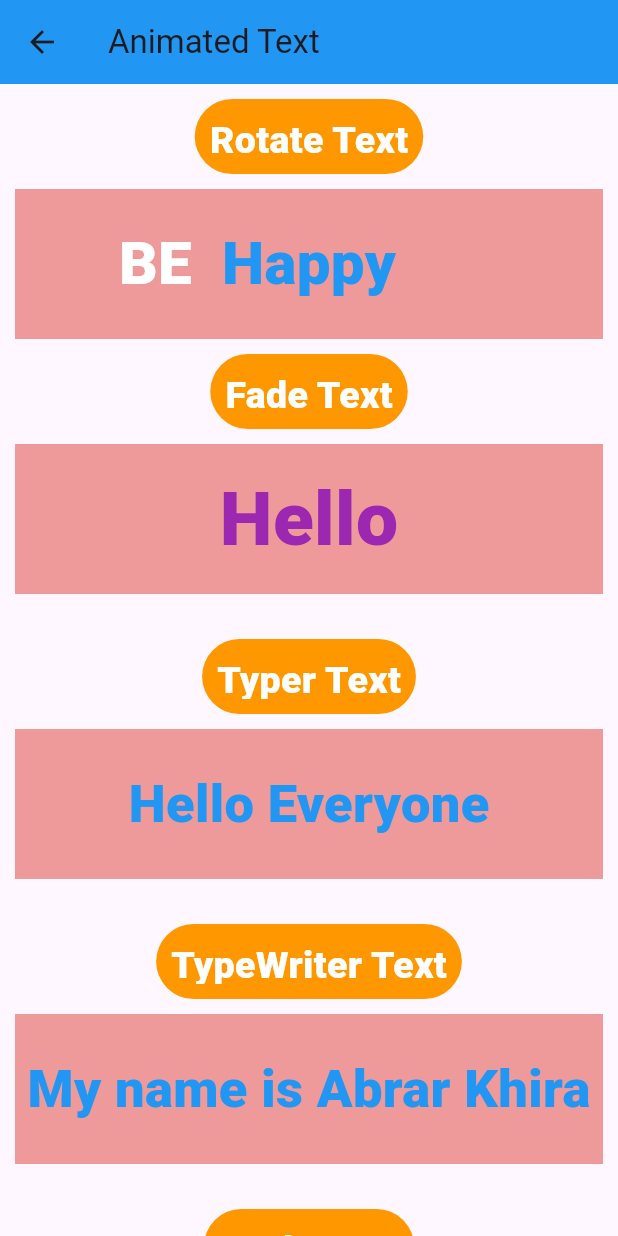
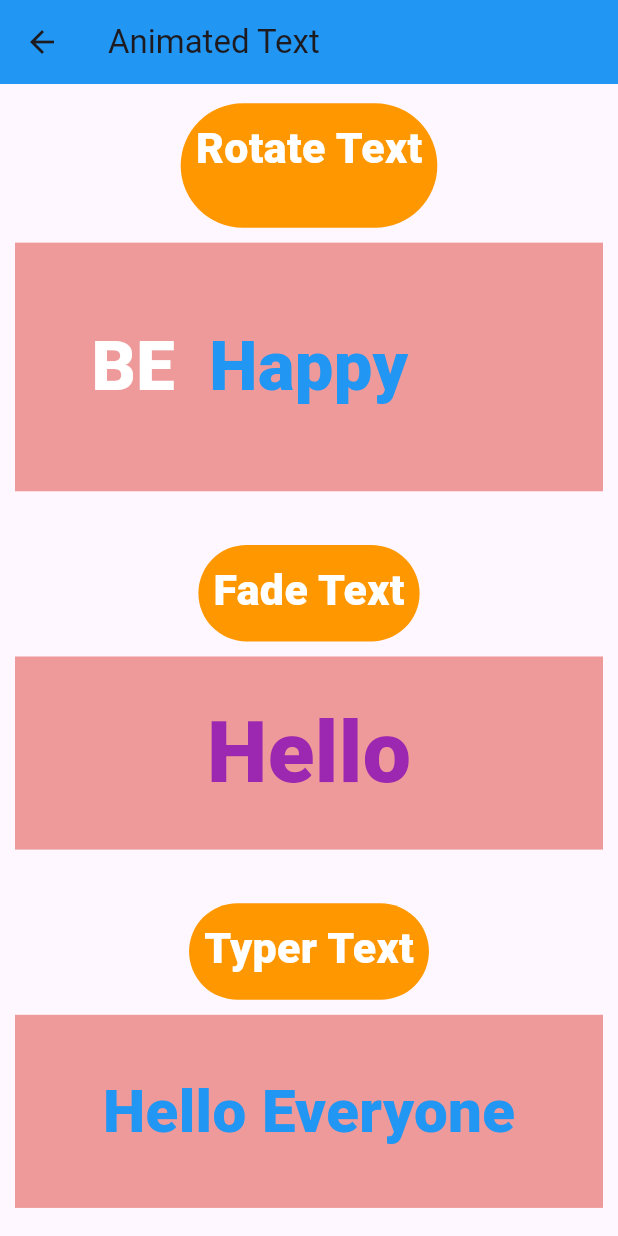
Before and after one commit to AbrarSumra/all_widgets_of_flutter, a Flutter app: the AnimatedTextScreen screen opened directly, on a phone screen of 412 x 824 dp. Run offline on Flutter 3.47's test engine with Material 2 defaults, Android fonts, the light colour scheme and no system bars; drawn by our look-alikes of animated_text_kit; our stand-ins replace flutter_screenutil, google_fonts, lottie, page_transition; missing offline and left inert: dart:ffi; Roboto replaces fonts that are missing (Adamina).

Commit message:
somethings modifications

```diff
--- a/lib/basic_widgets/alphabetical_list.dart
+++ b/lib/basic_widgets/alphabetical_list.dart
@@ -26,10 +26,9 @@ class _AlphabeticalListState extends State<AlphabeticalList> {
     "Payal",
     "Abrar",
     "Jagulii",
-    "Khushi",
+    "Thushi",
     "Maya",
     "Hiral",
-    "Aasha",
     "Chandrika",
     "Mansi",
   ];
--- a/lib/basic_widgets/radio_checkbox_button.dart
+++ b/lib/basic_widgets/radio_checkbox_button.dart
@@ -25,7 +25,8 @@ class _RadioCheckBoxState extends State<RadioCheckBox> {
         title: const Text("Radio-CheckBox"),
         backgroundColor: Colors.blue,
       ),
-      body: Center(
+      body: SingleChildScrollView(
+        child: Center(
           child: Column(
             children: [
               Checkbox(
@@ -184,6 +185,7 @@ class _RadioCheckBoxState extends State<RadioCheckBox> {
             ],
           ),
         ),
+      ),
     );
   }
 }
--- a/lib/basic_widgets/screen_for_basic_widgets/animated_text.dart
+++ b/lib/basic_widgets/screen_for_basic_widgets/animated_text.dart
@@ -1,5 +1,6 @@
 import 'package:animated_text_kit/animated_text_kit.dart';
 import 'package:flutter/material.dart';
+import 'package:flutter_screenutil/flutter_screenutil.dart';
 import 'package:google_fonts/google_fonts.dart';
 
 class AnimatedTextScreen extends StatelessWidget {
@@ -25,18 +26,18 @@ class AnimatedTextScreen extends StatelessWidget {
       body: SingleChildScrollView(
         child: Column(
           children: [
-            const SizedBox(height: 10),
+            SizedBox(height: 10.h),
             Container(
-              height: 50,
+              height: 50.h.h,
               padding: const EdgeInsets.all(10),
               decoration: BoxDecoration(
                 color: Colors.orange,
                 borderRadius: BorderRadius.circular(50),
               ),
-              child: const Text(
+              child: Text(
                 "Rotate Text",
                 style: TextStyle(
-                  fontSize: 25,
+                  fontSize: 25.sp,
                   color: Colors.white,
                   fontWeight: FontWeight.w900,
                 ),
@@ -44,23 +45,23 @@ class AnimatedTextScreen extends StatelessWidget {
             ),
             Container(
               width: double.infinity,
-              height: 100,
+              height: 100.h.h,
               margin: const EdgeInsets.all(10),
               color: Colors.red.shade200,
               child: Row(
                 mainAxisAlignment: MainAxisAlignment.center,
                 children: [
-                  const Text(
+                  Text(
                     "BE",
                     style: TextStyle(
-                      fontSize: 40,
+                      fontSize: 40.sp,
                       color: Colors.white,
                       fontWeight: FontWeight.w900,
                     ),
                   ),
-                  const SizedBox(width: 20),
+                  SizedBox(width: 20.w),
                   SizedBox(
-                    width: 185,
+                    width: 185.w,
                     child: Row(
                       children: [
                         AnimatedTextKit(
@@ -69,7 +70,7 @@ class AnimatedTextScreen extends StatelessWidget {
                             RotateAnimatedText(
                               "Happy",
                               textStyle: GoogleFonts.adamina(
-                                fontSize: 40,
+                                fontSize: 40.sp,
                                 color: Colors.blue,
                                 fontWeight: FontWeight.w900,
                               ),
@@ -77,7 +78,7 @@ class AnimatedTextScreen extends StatelessWidget {
                             RotateAnimatedText(
                               "Awesome",
                               textStyle: GoogleFonts.adamina(
-                                fontSize: 40,
+                                fontSize: 40.sp,
                                 color: Colors.blue,
                                 fontWeight: FontWeight.w900,
                               ),
@@ -85,7 +86,7 @@ class AnimatedTextScreen extends StatelessWidget {
                             RotateAnimatedText(
                               "Careful",
                               textStyle: GoogleFonts.adamina(
-                                fontSize: 40,
+                                fontSize: 40.sp,
                                 color: Colors.blue,
                                 fontWeight: FontWeight.w900,
                               ),
@@ -93,7 +94,7 @@ class AnimatedTextScreen extends StatelessWidget {
                             RotateAnimatedText(
                               "Ready",
                               textStyle: GoogleFonts.adamina(
-                                fontSize: 40,
+                                fontSize: 40.sp,
                                 color: Colors.blue,
                                 fontWeight: FontWeight.w900,
                               ),
@@ -106,25 +107,26 @@ class AnimatedTextScreen extends StatelessWidget {
                 ],
               ),
             ),
+            SizedBox(height: 20.h),
             Container(
-              height: 50,
+              height: 50.h,
               padding: const EdgeInsets.all(10),
               decoration: BoxDecoration(
                 color: Colors.orange,
                 borderRadius: BorderRadius.circular(50),
               ),
-              child: const Text(
+              child: Text(
                 "Fade Text",
                 style: TextStyle(
-                  fontSize: 25,
+                  fontSize: 25.sp,
                   color: Colors.white,
                   fontWeight: FontWeight.w900,
                 ),
               ),
             ),
             Container(
-              width: double.infinity,
-              height: 100,
+              width: double.infinity.w,
+              height: 100.h,
               margin: const EdgeInsets.all(10),
               color: Colors.red.shade200,
               child: Row(
@@ -136,7 +138,7 @@ class AnimatedTextScreen extends StatelessWidget {
                       FadeAnimatedText(
                         "Hello",
                         textStyle: GoogleFonts.b612(
-                          fontSize: 50,
+                          fontSize: 50.sp,
                           color: Colors.purple,
                           fontWeight: FontWeight.w900,
                         ),
@@ -144,7 +146,7 @@ class AnimatedTextScreen extends StatelessWidget {
                       FadeAnimatedText(
                         "World!",
                         textStyle: GoogleFonts.b612(
-                          fontSize: 50,
+                          fontSize: 50.sp,
                           color: Colors.purple,
                           fontWeight: FontWeight.w900,
                         ),
@@ -154,26 +156,26 @@ class AnimatedTextScreen extends StatelessWidget {
                 ],
               ),
             ),
-            const SizedBox(height: 20),
+            SizedBox(height: 20.h),
             Container(
-              height: 50,
+              height: 50.h,
               padding: const EdgeInsets.all(10),
               decoration: BoxDecoration(
                 color: Colors.orange,
                 borderRadius: BorderRadius.circular(50),
               ),
-              child: const Text(
+              child: Text(
                 "Typer Text",
                 style: TextStyle(
-                  fontSize: 25,
+                  fontSize: 25.sp,
                   color: Colors.white,
                   fontWeight: FontWeight.w900,
                 ),
               ),
             ),
             Container(
-              width: double.infinity,
-              height: 100,
+              width: double.infinity.w,
+              height: 100.h,
               margin: const EdgeInsets.all(10),
               color: Colors.red.shade200,
               child: Row(
@@ -186,7 +188,7 @@ class AnimatedTextScreen extends StatelessWidget {
                         "Hello Everyone",
                         speed: const Duration(milliseconds: 100),
                         textStyle: GoogleFonts.cabinSketch(
-                          fontSize: 35,
+                          fontSize: 35.sp,
                           color: Colors.blue,
                           fontWeight: FontWeight.w900,
                         ),
@@ -195,7 +197,7 @@ class AnimatedTextScreen extends StatelessWidget {
                         "Welcome to the Flutter",
                         speed: const Duration(milliseconds: 100),
                         textStyle: GoogleFonts.cabinSketch(
-                          fontSize: 35,
+                          fontSize: 30.sp,
                           color: Colors.blue,
                           fontWeight: FontWeight.w900,
                         ),
@@ -207,7 +209,7 @@ class AnimatedTextScreen extends StatelessWidget {
             ),
             const SizedBox(height: 20),
             Container(
-              height: 50,
+              height: 50.h,
               padding: const EdgeInsets.all(10),
               decoration: BoxDecoration(
                 color: Colors.orange,
@@ -224,7 +226,7 @@ class AnimatedTextScreen extends StatelessWidget {
             ),
             Container(
               width: double.infinity,
-              height: 100,
+              height: 100.h,
               margin: const EdgeInsets.all(10),
               color: Colors.red.shade200,
               child: Row(
@@ -237,7 +239,7 @@ class AnimatedTextScreen extends StatelessWidget {
                         "My name is Abrar Khira",
                         speed: const Duration(milliseconds: 250),
                         textStyle: GoogleFonts.damion(
-                          fontSize: 35,
+                          fontSize: 30.sp,
                           color: Colors.blue,
                           fontWeight: FontWeight.w900,
                         ),
@@ -258,7 +260,7 @@ class AnimatedTextScreen extends StatelessWidget {
             ),
             const SizedBox(height: 20),
             Container(
-              height: 50,
+              height: 50.h,
               padding: const EdgeInsets.all(10),
               decoration: BoxDecoration(
                 color: Colors.orange,
@@ -275,7 +277,7 @@ class AnimatedTextScreen extends StatelessWidget {
             ),
             Container(
               width: double.infinity,
-              height: 100,
+              height: 100.h,
               margin: const EdgeInsets.all(10),
               color: Colors.red.shade200,
               child: Row(
@@ -318,16 +320,16 @@ class AnimatedTextScreen extends StatelessWidget {
             ),
             const SizedBox(height: 20),
             Container(
-              height: 50,
+              height: 50.h,
               padding: const EdgeInsets.all(10),
               decoration: BoxDecoration(
                 color: Colors.orange,
                 borderRadius: BorderRadius.circular(50),
               ),
-              child: const Text(
+              child: Text(
                 "Colorize Text",
                 style: TextStyle(
-                  fontSize: 25,
+                  fontSize: 25.sp,
                   color: Colors.white,
                   fontWeight: FontWeight.w900,
                 ),
@@ -335,7 +337,7 @@ class AnimatedTextScreen extends StatelessWidget {
             ),
             Container(
               width: double.infinity,
-              height: 100,
+              height: 100.h,
               margin: const EdgeInsets.all(10),
               color: Colors.red.shade200,
               child: Row(
@@ -349,7 +351,7 @@ class AnimatedTextScreen extends StatelessWidget {
                         "What are you doing ?",
                         speed: const Duration(seconds: 1),
                         textStyle: GoogleFonts.aldrich(
-                          fontSize: 35,
+                          fontSize: 30.sp,
                           color: Colors.blue,
                           fontWeight: FontWeight.w900,
                         ),
@@ -362,16 +364,16 @@ class AnimatedTextScreen extends StatelessWidget {
             ),
             const SizedBox(height: 20),
             Container(
-              height: 50,
+              height: 50.h,
               padding: const EdgeInsets.all(10),
               decoration: BoxDecoration(
                 color: Colors.orange,
                 borderRadius: BorderRadius.circular(50),
               ),
-              child: const Text(
+              child: Text(
                 "Wavy Text",
                 style: TextStyle(
-                  fontSize: 25,
+                  fontSize: 20.sp,
                   color: Colors.white,
                   fontWeight: FontWeight.w900,
                 ),
@@ -379,7 +381,7 @@ class AnimatedTextScreen extends StatelessWidget {
             ),
             Container(
               width: double.infinity,
-              height: 100,
+              height: 100.h,
               margin: const EdgeInsets.all(10),
               color: Colors.red.shade200,
               child: Row(
@@ -392,7 +394,7 @@ class AnimatedTextScreen extends StatelessWidget {
                       WavyAnimatedText(
                         "What are you doing ?",
                         textStyle: GoogleFonts.habibi(
-                          fontSize: 35,
+                          fontSize: 30.sp,
                           color: Colors.blue,
                           fontWeight: FontWeight.w900,
                         ),
@@ -404,7 +406,7 @@ class AnimatedTextScreen extends StatelessWidget {
             ),
             const SizedBox(height: 20),
             Container(
-              height: 50,
+              height: 50.h,
               padding: const EdgeInsets.all(10),
               decoration: BoxDecoration(
                 color: Colors.orange,
@@ -424,11 +426,12 @@ class AnimatedTextScreen extends StatelessWidget {
               mainAxisAlignment: MainAxisAlignment.center,
               children: [
                 TextLiquidFill(
-                  boxHeight: 150,
+                  boxWidth: 300,
+                  boxHeight: 130,
                   text: "LIQUID",
                   loadUntil: 0.5,
                   textStyle: GoogleFonts.habibi(
-                    fontSize: 100,
+                    fontSize: 60.sp,
                     color: Colors.blue,
                     fontWeight: FontWeight.w900,
                   ),
@@ -437,7 +440,7 @@ class AnimatedTextScreen extends StatelessWidget {
             ),
             const SizedBox(height: 20),
             Container(
-              height: 50,
+              height: 50.h,
               padding: const EdgeInsets.all(10),
               decoration: BoxDecoration(
                 color: Colors.orange,
@@ -454,7 +457,7 @@ class AnimatedTextScreen extends StatelessWidget {
             ),
             Container(
               width: double.infinity,
-              height: 100,
+              height: 100.h,
               margin: const EdgeInsets.all(10),
               color: Colors.red.shade200,
               child: Row(
@@ -467,7 +470,7 @@ class AnimatedTextScreen extends StatelessWidget {
                       FlickerAnimatedText(
                         "AWESOME",
                         textStyle: GoogleFonts.habibi(
-                          fontSize: 60,
+                          fontSize: 60.sp,
                           shadows: [
                             const Shadow(
                               blurRadius: 20,
@@ -481,7 +484,7 @@ class AnimatedTextScreen extends StatelessWidget {
                       FlickerAnimatedText(
                         "HAPPY",
                         textStyle: GoogleFonts.habibi(
-                          fontSize: 60,
+                          fontSize: 60.sp,
                           shadows: [
                             const Shadow(
                               blurRadius: 20,
--- a/pubspec.yaml
+++ b/pubspec.yaml
@@ -34,6 +34,7 @@ dependencies:
   google_fonts: ^6.1.0
   page_transition: ^2.1.0
   lottie: ^2.7.0
+  flutter_screenutil: ^5.9.0
 
   # The following adds the Cupertino Icons font to your application.
   # Use with the CupertinoIcons class for iOS style icons.
```
Also changed, not shown: lib/basic_widgets/clip_path_screen.dart (+34 -28 lines), lib/homepage.dart (+7 -19 lines), lib/main.dart (+11 -6 lines), lib/modules/list__tile_edited.dart (+14 -14 lines), pubspec.lock. Lines whose indentation alone changed are shown as unchanged.
